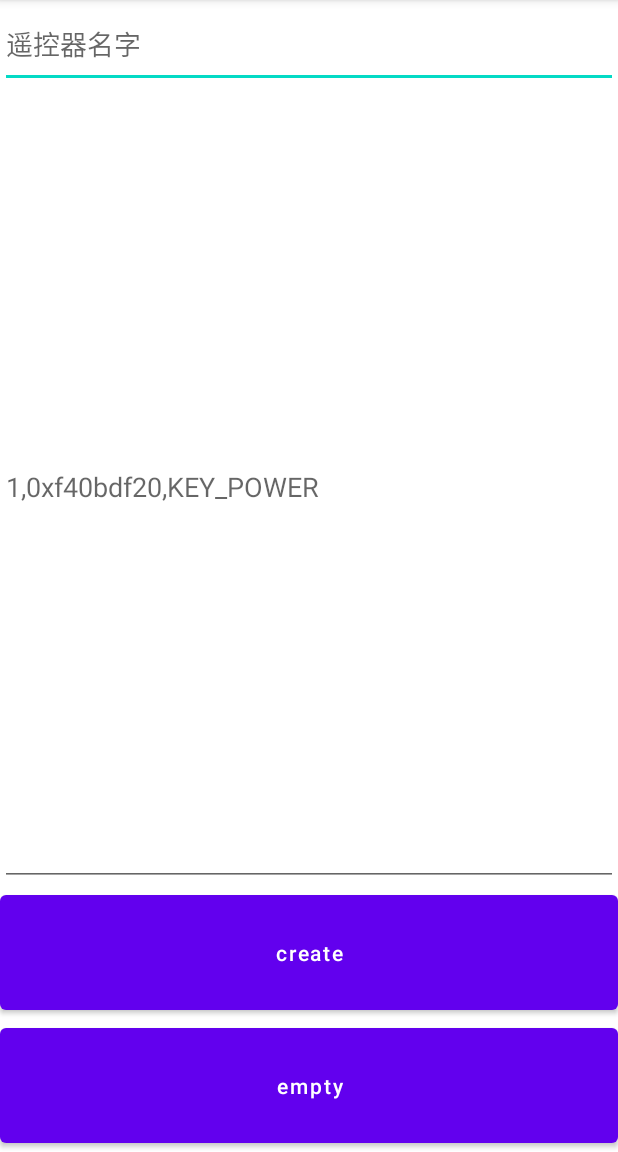
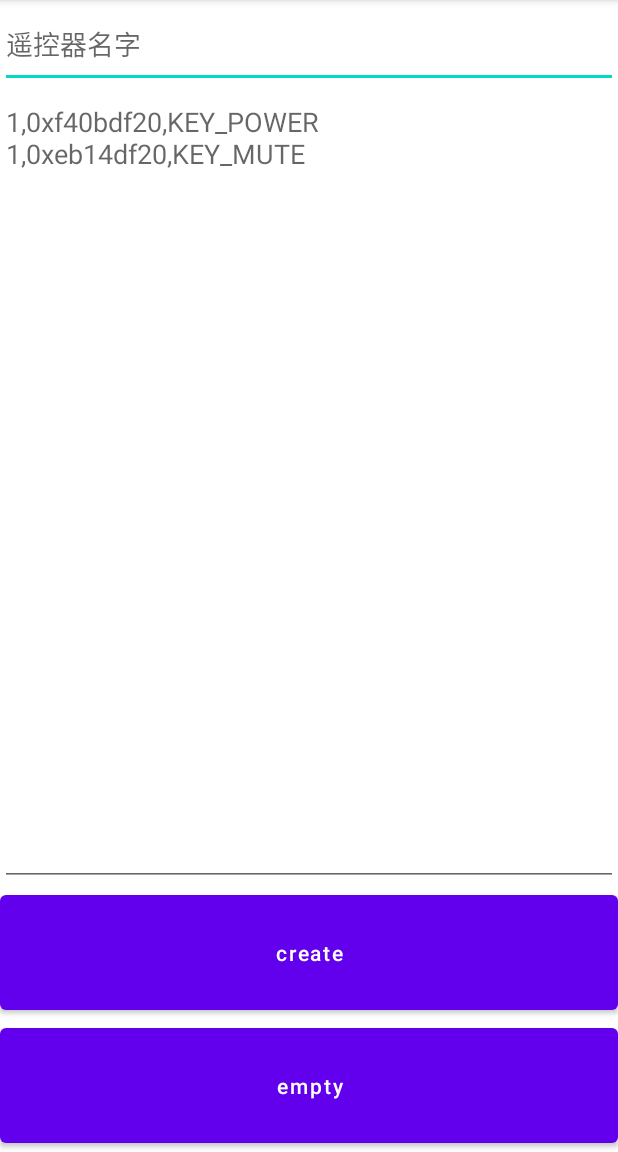
Before and after one commit to HuanYei/NECRemote, an Android app: the screen it shows after launch (CreateMemoteActivity), after a tap on "创建RTK遥控器", on a phone screen of 412 x 824 dp, the part 84-1236 px from its top. Run offline under Robolectric (Android 15) with nearby library versions, the light colour scheme and no system bars.

Commit message:
添加创建RTK遥控器功能

```diff
--- a/app/src/main/java/com/zwt/necremote/HomeActivity.java
+++ b/app/src/main/java/com/zwt/necremote/HomeActivity.java
@@ -34,11 +34,15 @@ private Button pubic_remote,create_MTK_remote,create_RTK_remote,Storage_remote,c
                 startActivity(intent);
                 break;
             case R.id.create_MTK_remote:
-
+                Intent intent6=new Intent(HomeActivity.this,CreateMemoteActivity.class);
+                intent6.putExtra("IRType","MTK");
+                startActivity(intent6);
                 break;
             case R.id.create_RTK_remote:
                 Intent intent2=new Intent(HomeActivity.this,CreateMemoteActivity.class);
+                intent2.putExtra("IRType","RTK");
                 startActivity(intent2);
+
                 break;
             case R.id.Storage_remote:
                 Intent intent3=new Intent(HomeActivity.this,IRallActivity.class);
--- a/app/src/main/res/layout/activity_create_memote.xml
+++ b/app/src/main/res/layout/activity_create_memote.xml
@@ -13,10 +13,19 @@
         android:hint="遥控器名字"
         android:layout_height="0dp"/>
     <EditText
+        android:visibility="gone"
+        android:id="@+id/IRHeaderCode"
+        android:layout_weight="2"
+        android:layout_width="match_parent"
+        android:hint="客户码：例：0x20DF"
+        android:layout_height="0dp"/>
+
+    <EditText
+        android:gravity="top"
         android:id="@+id/et_customerId"
         android:layout_weight="18"
         android:layout_width="match_parent"
-        android:hint="1,0xf40bdf20,KEY_POWER"
+        android:hint="1,0xf40bdf20,KEY_POWER\n1,0xeb14df20,KEY_MUTE"
         android:layout_height="0dp"/>
     <Button
         android:id="@+id/create"
--- a/app/src/main/res/values/strings.xml
+++ b/app/src/main/res/values/strings.xml
@@ -1,3 +1,4 @@
 <resources>
     <string name="app_name">NECRemote</string>
+    <string name="MTK_item_keycode">KEY_POWER=0x0B\nKEY_0=0x56</string>
 </resources>
```
Also changed, not shown: app/src/main/java/com/zwt/necremote/CreateMemoteActivity.java (+43 -6 lines), app/src/main/java/com/zwt/necremote/MainActivity2.java (+40 -8 lines).
